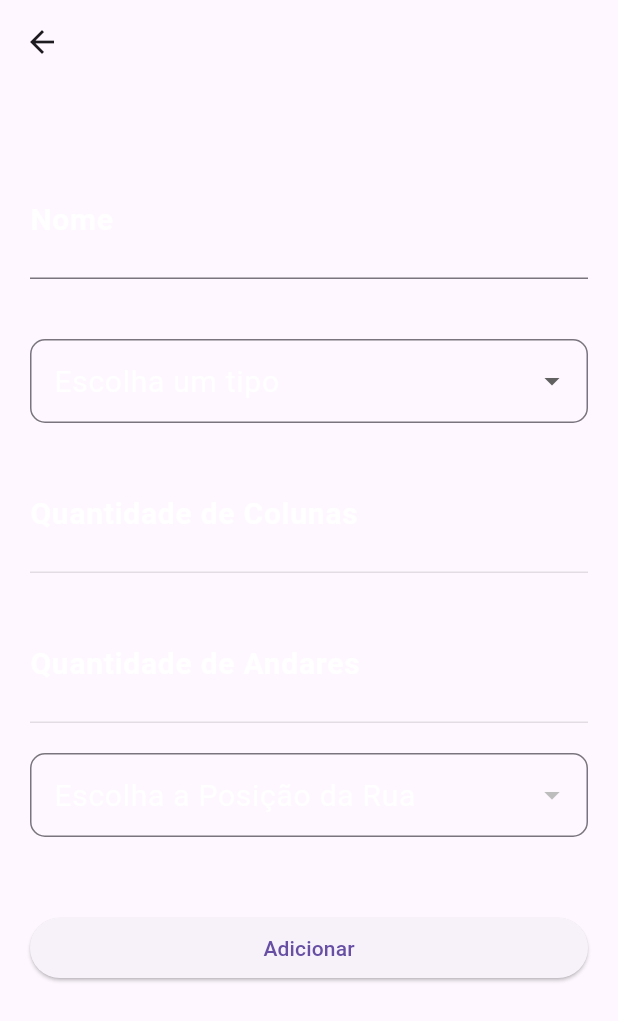
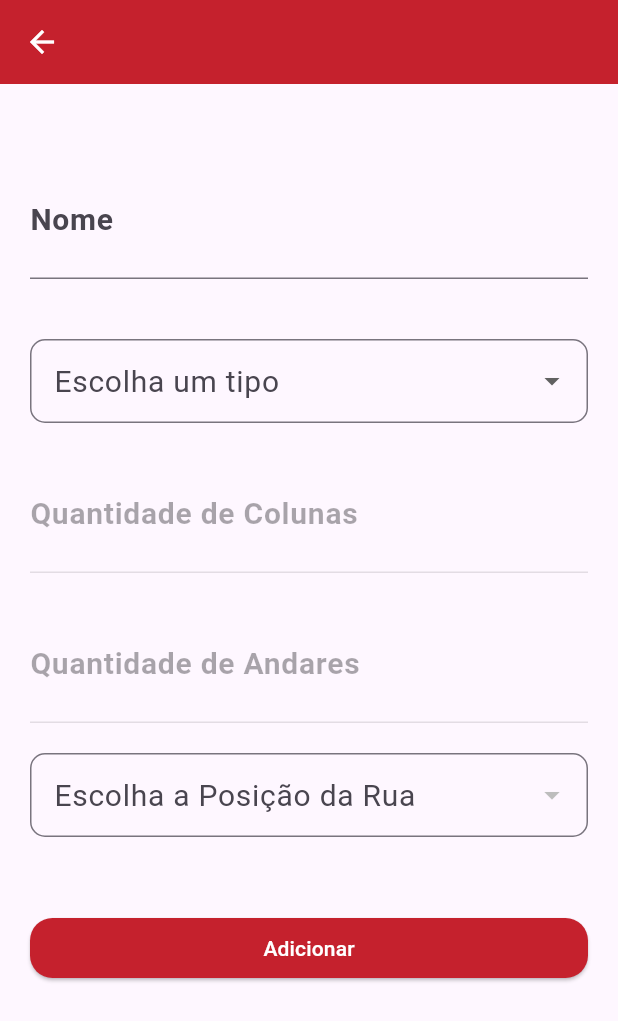
Before and after one commit to pablo-sa10/Pallet, a Flutter app: the Cadastro screen opened by its route, on a phone screen of 412 x 824 dp. Shown: the top 1021 px of the screen. Run offline on Flutter 3.47's test engine with Material 3 defaults, Android fonts, the phone set to English and light mode, and no system bars; our stand-ins replace shared_preferences; accounts and stored records are empty; network calls fail.

Commit message:
implementando cores

```diff
--- a/pallets/lib/pages/Home.dart
+++ b/pallets/lib/pages/Home.dart
@@ -49,8 +49,7 @@ class _HomeState extends State<Home> {
       ),
       floatingActionButton: FloatingActionButton(
           onPressed: () => onButtonAdd(context),
-          child: Icon(Icons.add),
-          backgroundColor: Colors.red,
+          child: Icon(Icons.add, color: Colors.white,),
         ),
     );
   }
--- a/pallets/lib/pages/cadastro.dart
+++ b/pallets/lib/pages/cadastro.dart
@@ -1,4 +1,5 @@
 import 'package:flutter/material.dart';
+import 'package:pallets/theme/app_colors.dart';
 
 import '../models/conexao.dart';
 
@@ -45,7 +46,6 @@ class _CadastroState extends State<Cadastro> {
                   labelText: "Nome",
                   labelStyle: TextStyle(
                     fontSize: 20,
-                    color: Colors.white,
                     fontWeight: FontWeight.bold,
                   ),
                 ),
@@ -58,7 +58,7 @@ class _CadastroState extends State<Cadastro> {
               DropdownButtonFormField(
                 decoration: InputDecoration(
                     labelText: "Escolha um tipo",
-                    labelStyle: const TextStyle(fontSize: 20, color: Colors.white),
+                    labelStyle: const TextStyle(fontSize: 20),
                     border: OutlineInputBorder(
                       borderRadius: BorderRadius.circular(10),
                     )),
@@ -112,7 +112,6 @@ class _CadastroState extends State<Cadastro> {
                   labelText: "Quantidade de Colunas",
                   labelStyle: TextStyle(
                     fontSize: 20,
-                    color: Colors.white,
                     fontWeight: FontWeight.bold,
                   ),
                 ),
@@ -137,7 +136,6 @@ class _CadastroState extends State<Cadastro> {
                   labelText: "Quantidade de Andares",
                   labelStyle: TextStyle(
                     fontSize: 20,
-                    color: Colors.white,
                     fontWeight: FontWeight.bold,
                   ),
                 ),
@@ -149,7 +147,7 @@ class _CadastroState extends State<Cadastro> {
               DropdownButtonFormField(
                 decoration: InputDecoration(
                     labelText: "Escolha a Posição da Rua",
-                    labelStyle: const TextStyle(fontSize: 20, color: Colors.white),
+                    labelStyle: const TextStyle(fontSize: 20),
                     border: OutlineInputBorder(
                       borderRadius: BorderRadius.circular(10),
                     )),
@@ -190,10 +188,9 @@ class _CadastroState extends State<Cadastro> {
                     final posicao = _posicao;
 
                     _inserirDados(nome, tipo, qtdColunas, qtdAndares, posicao);
-
                   }
                 },
-                child: const Text("Adicionar"),
+                child: const Text("Adicionar", style: TextStyle(color: AppColors.textoBranco),),
               ),
             ],
           ),
--- a/pallets/lib/pages/main.dart
+++ b/pallets/lib/pages/main.dart
@@ -2,12 +2,14 @@ import 'package:flutter/material.dart';
 import 'package:pallets/theme/theme_provider.dart';
 import 'package:provider/provider.dart';
 import 'package:shared_preferences/shared_preferences.dart';
+import '../theme/app_theme.dart';
 import 'Home.dart';
 import 'cadastro.dart';
 
 Future<void> main() async {
   WidgetsFlutterBinding.ensureInitialized();
 
+  //busca o ultimo tema salvo pelo usuario
   SharedPreferences prefs = await SharedPreferences.getInstance();
   bool isDark = prefs.getBool('isDarkTheme') ?? false;
 
@@ -30,7 +32,7 @@ class MyApp extends StatelessWidget {
       return MaterialApp(
         debugShowCheckedModeBanner: false,
         title: 'Pallets',
-        theme: themeProvider.isDarkTheme ? ThemeData.dark() : ThemeData.light(),
+        theme: themeProvider.isDarkTheme ? AppTheme.darkTheme : AppTheme.lightTheme,
         initialRoute: '/',
         routes: {
           '/': (context) => const Home(),
--- /dev/null
+++ b/pallets/lib/theme/app_colors.dart
@@ -0,0 +1,8 @@
+import 'package:flutter/material.dart';
+
+class AppColors{
+  static const Color primaryColor = Color(0xFFc5212d);
+  static const Color textoBranco = Colors.white;
+  static const Color textoPreto = Colors.black;
+  static const Color backgroundColor = Color(0xFFc5212d);
+}
--- /dev/null
+++ b/pallets/lib/theme/app_theme.dart
@@ -0,0 +1,79 @@
+import 'package:flutter/material.dart';
+import 'app_colors.dart';
+
+class AppTheme {
+  static final ThemeData lightTheme = ThemeData(
+    primaryColor: AppColors.primaryColor,
+    appBarTheme: const AppBarTheme(
+        backgroundColor: AppColors.backgroundColor,
+        titleTextStyle: TextStyle(
+            color: AppColors.textoBranco,
+            fontSize: 24,
+            fontWeight: FontWeight.bold),
+        iconTheme: IconThemeData(color: AppColors.textoBranco)),
+    textTheme: const TextTheme(
+      headlineLarge: TextStyle(
+          fontSize: 24,
+          fontWeight: FontWeight.bold,
+          color: AppColors.textoPreto),
+      headlineMedium: TextStyle(fontSize: 16, color: AppColors.textoPreto),
+    ),
+    textButtonTheme: TextButtonThemeData(
+      style: TextButton.styleFrom(
+        backgroundColor: AppColors.backgroundColor,
+        shape: RoundedRectangleBorder(
+          borderRadius: BorderRadius.circular(15),
+        ),
+      ),
+    ),
+    floatingActionButtonTheme: const FloatingActionButtonThemeData(
+        backgroundColor: AppColors.backgroundColor),
+    iconTheme: const IconThemeData(color: AppColors.textoPreto),
+    elevatedButtonTheme: ElevatedButtonThemeData(
+      style: ElevatedButton.styleFrom(
+        backgroundColor: AppColors.backgroundColor,
+        shape: RoundedRectangleBorder(
+          borderRadius: BorderRadius.circular(15),
+        ),
+      ),
+    ),
+  );
+
+  static final ThemeData darkTheme = ThemeData(
+    brightness: Brightness.dark,
+    primaryColor: AppColors.primaryColor,
+    appBarTheme: const AppBarTheme(
+        backgroundColor: AppColors.backgroundColor,
+        titleTextStyle: TextStyle(
+            color: AppColors.textoBranco,
+            fontSize: 24,
+            fontWeight: FontWeight.bold),
+        iconTheme: IconThemeData(color: AppColors.textoBranco)),
+    textTheme: const TextTheme(
+      headlineLarge: TextStyle(
+          fontSize: 24,
+          fontWeight: FontWeight.bold,
+          color: AppColors.textoBranco),
+      headlineMedium: TextStyle(fontSize: 16, color: AppColors.textoBranco),
+    ),
+    textButtonTheme: TextButtonThemeData(
+      style: TextButton.styleFrom(
+        backgroundColor: AppColors.backgroundColor,
+        shape: RoundedRectangleBorder(
+          borderRadius: BorderRadius.circular(15),
+        ),
+      ),
+    ),
+    floatingActionButtonTheme: const FloatingActionButtonThemeData(
+        backgroundColor: AppColors.backgroundColor),
+    iconTheme: const IconThemeData(color: AppColors.textoBranco),
+    elevatedButtonTheme: ElevatedButtonThemeData(
+      style: ElevatedButton.styleFrom(
+        backgroundColor: AppColors.backgroundColor,
+        shape: RoundedRectangleBorder(
+          borderRadius: BorderRadius.circular(15),
+        ),
+      ),
+    ),
+  );
+}
```
Also changed, not shown: pallets/lib/theme/thema_google.dart (added, +556 -0 lines).
